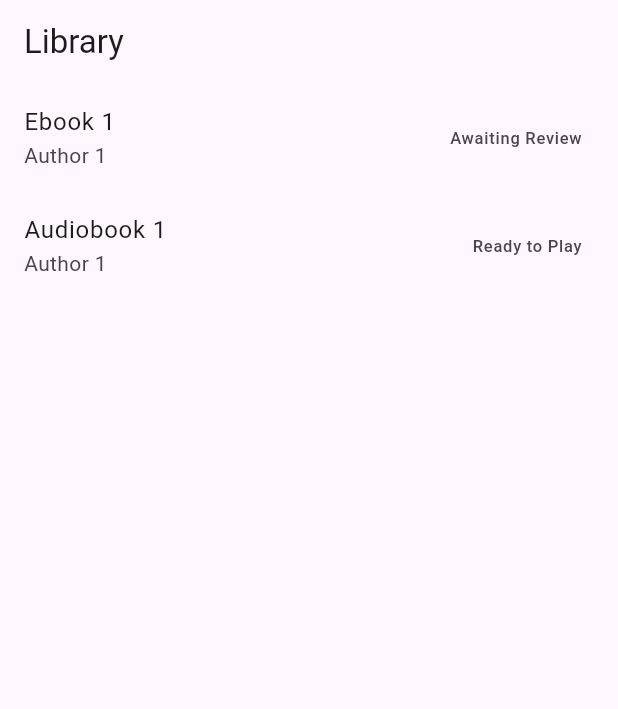
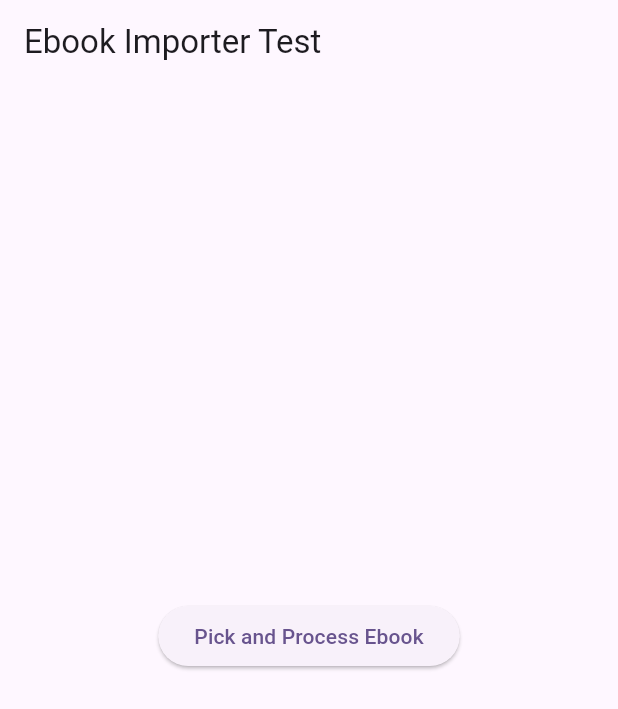
Before and after one commit to kenDRoger/page-to-play, a Flutter app: the screen it shows after launch, on a phone screen of 412 x 824 dp. Shown: the top 709 px of the screen. Run offline on Flutter 3.47's test engine with Material 3 defaults, Android fonts, the phone set to English and light mode, and no system bars; our stand-ins replace cloud_firestore, file_picker, firebase_core; missing offline and left inert: epubx, read_pdf_text; accounts and stored records are empty.

Commit message:
Woirking with sentences without proper text processing(multuiple spaces)

```diff
--- a/lib/main.dart
+++ b/lib/main.dart
@@ -4,6 +4,7 @@ import 'package:firebase_core/firebase_core.dart';
 import 'package:page_to_play/screens/audiobook_player_screen.dart';
 import 'package:page_to_play/screens/conversion_flow_screen.dart';
 import 'package:page_to_play/screens/library_screen.dart';
+import 'package:page_to_play/screens/sample_importer_screen.dart';
 import 'package:page_to_play/screens/settings_screen.dart';
 import 'firebase_options.dart';
 
@@ -27,8 +28,9 @@ class MyApp extends StatelessWidget {
       theme: ThemeData(
         colorScheme: ColorScheme.fromSeed(seedColor: Colors.deepPurple),
       ),
-      home: const LibraryScreen(),
+      home: const SampleImporterScreen(), // Temporarily set for testing
       routes: {
+        '/library': (context) => const LibraryScreen(),
         '/settings': (context) => const SettingsScreen(),
         '/conversion': (context) => const ConversionFlowScreen(),
         '/player': (context) => const AudiobookPlayerScreen(),
--- /dev/null
+++ b/lib/models/ebook.dart
@@ -0,0 +1,55 @@
+import 'package:cloud_firestore/cloud_firestore.dart';
+import 'package:page_to_play/service/text_processing_service.dart';
+
+enum EbookStatus {
+  awaitingReview,
+  readyToPlay,
+  processing,
+}
+
+class EBook {
+  String? id;
+  final String title;
+  final String author;
+  final List<String> content;
+  EbookStatus status;
+
+  EBook({
+    this.id,
+    required this.title,
+    required this.author,
+    required this.content,
+    this.status = EbookStatus.awaitingReview,
+  });
+
+  // Convert an EBook object into a map for Firestore.
+  Map<String, dynamic> toJson() {
+    return {
+      'title': title,
+      'author': author,
+      'content': content,
+      'status': status.toString(),
+    };
+  }
+
+  // Create an EBook object from a Firestore document snapshot.
+  factory EBook.fromJson(DocumentSnapshot doc) {
+    final data = doc.data() as Map<String, dynamic>;
+    return EBook(
+      id: doc.id,
+      title: data['title'] ?? 'Untitled',
+      author: data['author'] ?? 'Unknown Author',
+      content: List<String>.from(data['content'] ?? []),
+      status: EbookStatus.values.firstWhere(
+        (e) => e.toString() == data['status'],
+        orElse: () => EbookStatus.awaitingReview,
+      ),
+    );
+  }
+
+  factory EBook.fromExtractedText(String title, String author, String rawText) {
+    final textProcessor = TextProcessingService();
+    final sentences = textProcessor.cleanAndStructureText(rawText);
+    return EBook(title: title, author: author, content: sentences);
+  }
+}
--- a/lib/screens/library_screen.dart
+++ b/lib/screens/library_screen.dart
@@ -1,9 +1,4 @@
-
 import 'package:flutter/material.dart';
-
-void main(){
-  runApp(MaterialApp(home: LibraryScreen()));
-}
 
 class LibraryScreen extends StatelessWidget {
   const LibraryScreen({super.key});
--- /dev/null
+++ b/lib/screens/sample_importer_screen.dart
@@ -0,0 +1,155 @@
+import 'package:flutter/material.dart';
+import 'package:page_to_play/models/ebook.dart';
+import 'package:page_to_play/service/ebook_importer_service.dart';
+import 'package:page_to_play/service/firebase_service.dart';
+
+import '../firebase_options.dart';
+import 'package:firebase_core/firebase_core.dart';
+
+void main() async {
+  WidgetsFlutterBinding.ensureInitialized();
+  await Firebase.initializeApp(
+    options: DefaultFirebaseOptions.currentPlatform,
+  );
+  runApp(MaterialApp(home: const SampleImporterScreen()));
+}
+
+class SampleImporterScreen extends StatefulWidget {
+  const SampleImporterScreen({super.key});
+
+  @override
+  State<SampleImporterScreen> createState() => _SampleImporterScreenState();
+}
+
+class _SampleImporterScreenState extends State<SampleImporterScreen> {
+  final EbookImporterService _importer = EbookImporterService();
+  final FirebaseService _firebaseService = FirebaseService();
+  EBook? _ebook;
+  bool _isLoading = false;
+  String? _error;
+  String? _status;
+
+  Future<void> _pickFile() async {
+    setState(() {
+      _isLoading = true;
+      _error = null;
+      _ebook = null;
+      _status = null;
+    });
+
+    try {
+      final ebook = await _importer.pickAndProcessFile();
+      setState(() {
+        _ebook = ebook;
+        if (ebook == null) {
+          _error = "File import was cancelled or failed.";
+        }
+      });
+    } catch (e) {
+      setState(() {
+        _error = "An error occurred: $e";
+      });
+    } finally {
+      setState(() {
+        _isLoading = false;
+      });
+    }
+  }
+
+  Future<void> _saveToFirebase() async {
+    if (_ebook == null) return;
+
+    final ebookToSave = _ebook;
+
+    setState(() {
+      _isLoading = true;
+      _error = null;
+      _status = null;
+    });
+
+    String? localStatus;
+    String? localError;
+
+    try {
+      await _firebaseService.addEbook(ebookToSave!);
+      localStatus = "Ebook saved to Firebase successfully!";
+    } on EbookAlreadyExistsException catch (e) {
+      localError = "This book is already in your library.";
+    } catch (e) {
+      localError = "An error occurred while saving: $e";
+    } finally {
+      if (mounted && _ebook == ebookToSave) {
+        setState(() {
+          _isLoading = false;
+          _status = localStatus;
+          _error = localError;
+        });
+      }
+    }
+  }
+
+  @override
+  Widget build(BuildContext context) {
+    return Scaffold(
+      appBar: AppBar(
+        title: const Text('Ebook Importer Test'),
+      ),
+      body: Center(
+        child: Column(
+          mainAxisAlignment: MainAxisAlignment.center,
+          children: [
+            Column(
+              mainAxisAlignment: MainAxisAlignment.center,
+              children: [
+                ElevatedButton(
+                  onPressed: _pickFile,
+                  child: const Text('Pick and Process Ebook'),
+                ),
+                const SizedBox(width: 16),
+                if (_ebook != null)
+                  ElevatedButton(
+                    onPressed: _saveToFirebase,
+                    child: const Text('Save to Firebase'),
+                  ),
+              ],
+            ),
+            const SizedBox(height: 32),
+            if (_isLoading) const CircularProgressIndicator(),
+            if (_error != null)
+              Padding(
+                padding: const EdgeInsets.all(8.0),
+                child: Text(
+                  _error!,
+                  style: const TextStyle(color: Colors.red),
+                  textAlign: TextAlign.center,
+                ),
+              ),
+            if (_status != null)
+              Text(
+                _status!,
+                style: const TextStyle(color: Colors.green),
+                textAlign: TextAlign.center,
+              ),
+            if (_ebook != null)
+              Card(
+                margin: const EdgeInsets.all(16.0),
+                child: Padding(
+                  padding: const EdgeInsets.all(16.0),
+                  child: Column(
+                    crossAxisAlignment: CrossAxisAlignment.start,
+                    children: [
+                      Text('Title: ${_ebook!.title}', style: Theme.of(context).textTheme.titleLarge),
+                      const SizedBox(height: 8),
+                      Text('Author: ${_ebook!.author}', style: Theme.of(context).textTheme.titleMedium),
+                      const SizedBox(height: 8),
+                      Text('Sentences found: ${_ebook!.content.length}'),
+                    ],
+                  ),
+                ),
+              ),
+          ],
+        ),
+      ),
+    );
+  }
+}
--- a/lib/screens/settings_screen.dart
+++ b/lib/screens/settings_screen.dart
@@ -1,9 +1,5 @@
 
 import 'package:flutter/material.dart';
-
-void main(){
-  runApp(MaterialApp(home: SettingsScreen()));
-}
 
 class SettingsScreen extends StatelessWidget {
   const SettingsScreen({super.key});
--- /dev/null
+++ b/lib/service/firebase_service.dart
@@ -0,0 +1,52 @@
+import 'dart:developer';
+
+import 'package:cloud_firestore/cloud_firestore.dart';
+import 'package:page_to_play/models/ebook.dart';
+
+// Custom exception for handling duplicate ebook entries.
+class EbookAlreadyExistsException implements Exception {
+  final String message;
+  EbookAlreadyExistsException(this.message);
+
+  @override
+  String toString() => message;
+}
+
+class FirebaseService {
+  final FirebaseFirestore _firestore = FirebaseFirestore.instance;
+  final String _collectionPath = 'books';
+
+  // Add a new ebook to the Firestore collection, checking for duplicates first.
+  Future<void> addEbook(EBook ebook) async {
+    const serviceName = 'FirebaseService';
+    try {
+      // Query for books with the same title and author.
+      final querySnapshot = await _firestore
+          .collection(_collectionPath)
+          .where('title', isEqualTo: ebook.title)
+          .where('author', isEqualTo: ebook.author)
+          .limit(1)
+          .get();
+
+      // If a document is found, it's a duplicate.
+      if (querySnapshot.docs.isNotEmpty) {
+        final message = 'Ebook with title "${ebook.title}" already exists.';
+        log(message, name: serviceName);
+        throw EbookAlreadyExistsException(message);
+      }
+
+      // If no duplicates are found, add the new ebook.
+      await _firestore.collection(_collectionPath).add(ebook.toJson());
+      log('Successfully added ebook: ${ebook.title}', name: serviceName);
+
+    } catch (e, s) {
+      // Re-throw our custom exception directly.
+      if (e is EbookAlreadyExistsException) {
+        rethrow;
+      }
+      // Log other errors and re-throw them to be handled by the UI.
+      log("Error adding ebook to Firebase", name: serviceName, error: e, stackTrace: s);
+      rethrow;
+    }
+  }
+}
--- a/pubspec.yaml
+++ b/pubspec.yaml
@@ -35,6 +35,12 @@ dependencies:
   # Use with the CupertinoIcons class for iOS style icons.
   cupertino_icons: ^1.0.8
   firebase_core: ^4.2.1
+  file_picker: ^10.3.7
+  path_provider: ^2.1.5
+  html: ^0.15.6
+  epubx: ^4.0.0
+  read_pdf_text: ^0.3.1
+  cloud_firestore: ^6.1.0
 
 dev_dependencies:
   flutter_test:
```
Also changed, not shown: lib/service/ebook_importer_service.dart (added, +145 -0 lines), lib/service/text_processing_service.dart (added, +67 -0 lines), lib/utilities/constants.dart (added, +27 -0 lines), pubspec.lock, 124 other files.
